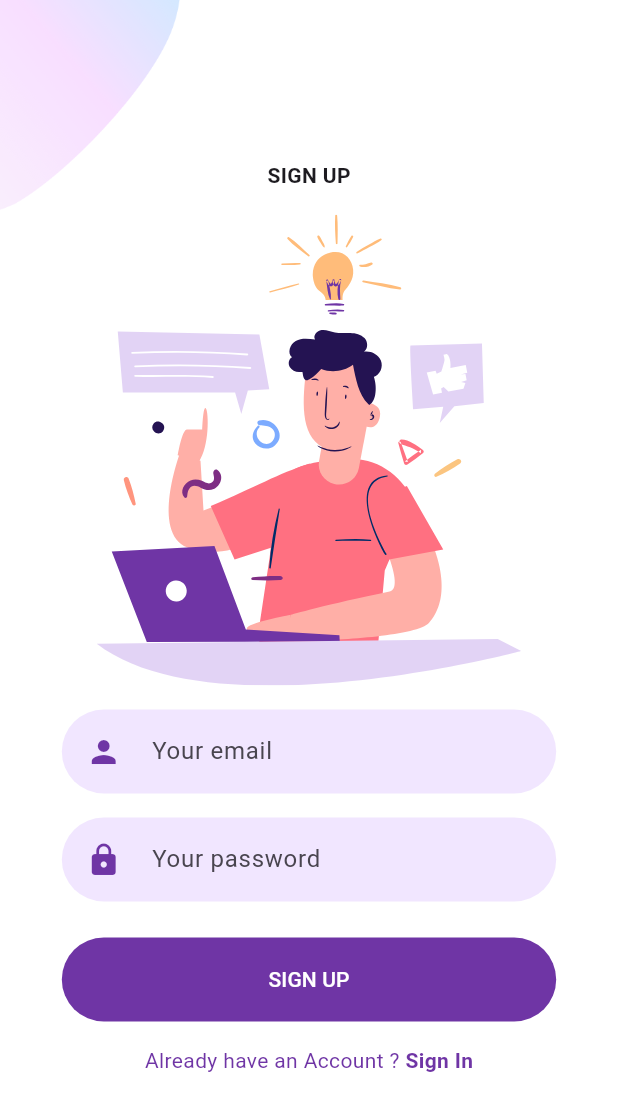
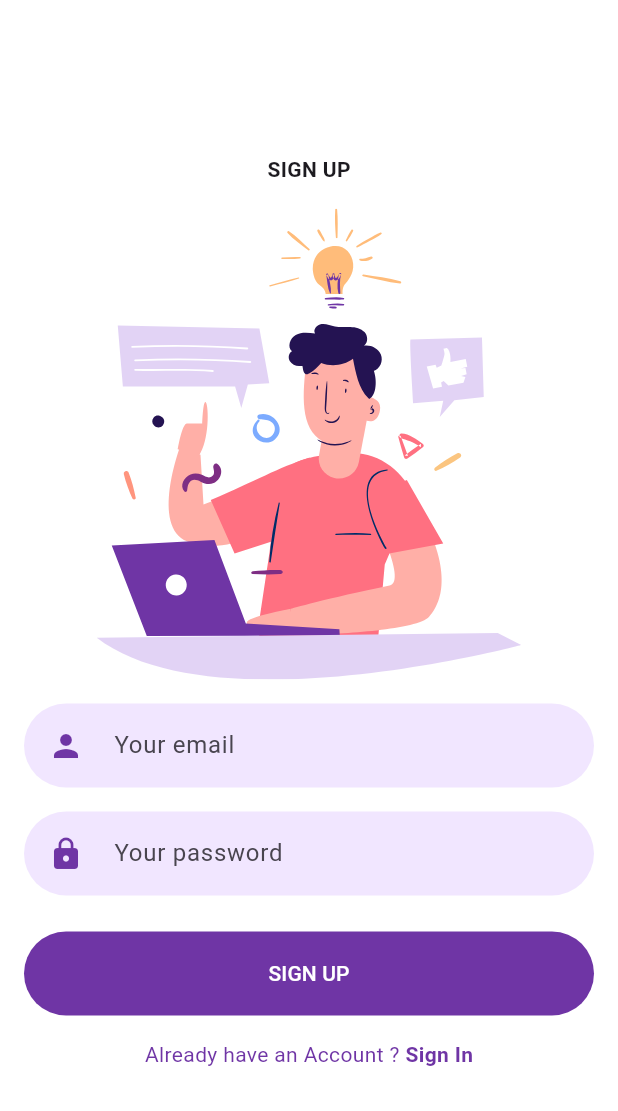
Before and after one commit to HalilMertDeveli/personal-Finance-Tracker, a Flutter app: the Background screen opened directly, after a tap on "Sign Up", on a phone screen of 412 x 824 dp. Shown: the top 1111 px of the screen. Run offline on Flutter 3.47's test engine with Material 3 defaults, Android fonts, the phone set to English and light mode, and no system bars; our stand-ins replace firebase_core, flutter_svg; accounts and stored records are empty.

Commit message:
i changed the scrolling problem at the sing up and login page and it is working now

```diff
--- a/lib/Screens/Login/login_screen.dart
+++ b/lib/Screens/Login/login_screen.dart
@@ -1,4 +1,5 @@
 import 'package:flutter/material.dart';
+import 'package:personal_finance_tracker/constants.dart';
 import 'package:personal_finance_tracker/responsive.dart';
 
 import '../../components/background.dart';
@@ -10,54 +11,85 @@ class LoginScreen extends StatelessWidget {
 
   @override
   Widget build(BuildContext context) {
-    return const Background(
-      child: SingleChildScrollView(
+    return Background(
       child: Responsive(
         mobile: MobileLoginScreen(),
-          desktop: Row(
-            children: [
-              Expanded(
-                child: LoginScreenTopImage(),
-              ),
-              Expanded(
-                child: Row(
-                  mainAxisAlignment: MainAxisAlignment.center,
-                  children: [
-                    SizedBox(
-                      width: 450,
-                      child: LoginForm(),
-                    ),
-                  ],
-                ),
-              ),
-            ],
-          ),
-        ),
+        desktop: DesktopLoginScreen(),
       ),
     );
   }
 }
 
 class MobileLoginScreen extends StatelessWidget {
-  const MobileLoginScreen({
-    Key? key,
-  }) : super(key: key);
+  const MobileLoginScreen({Key? key}) : super(key: key);
 
   @override
   Widget build(BuildContext context) {
-    return const Column(
+    return Scaffold(
+      resizeToAvoidBottomInset:
+          true, // Ensure the screen resizes when keyboard is open
+      body: LayoutBuilder(
+        builder: (context, constraints) {
+          return SingleChildScrollView(
+            child: ConstrainedBox(
+              constraints: BoxConstraints(minHeight: constraints.maxHeight),
+              child: Padding(
+                padding: EdgeInsets.only(
+                  left: defaultPadding,
+                  right: defaultPadding,
+                  bottom: MediaQuery.of(context)
+                      .viewInsets
+                      .bottom, // Adjust for keyboard
+                ),
+                child: IntrinsicHeight(
+                  child: Column(
                     mainAxisAlignment: MainAxisAlignment.center,
                     children: <Widget>[
                       LoginScreenTopImage(),
-        Row(
-          children: [
-            Spacer(),
-            Expanded(
-              flex: 8,
+                      Padding(
+                        padding: const EdgeInsets.symmetric(horizontal: 20.0),
                         child: LoginForm(),
                       ),
-            Spacer(),
+                      SizedBox(height: defaultPadding / 2),
+                      // Additional widgets can be added here
                     ],
+                  ),
+                ),
+              ),
+            ),
+          );
+        },
+      ),
+    );
+  }
+}
+
+class DesktopLoginScreen extends StatelessWidget {
+  const DesktopLoginScreen({Key? key}) : super(key: key);
+
+  @override
+  Widget build(BuildContext context) {
+    return Row(
+      children: [
+        const Expanded(
+          child: LoginScreenTopImage(),
+        ),
+        Expanded(
+          child: SingleChildScrollView(
+            child: Center(
+              child: SizedBox(
+                width: 450,
+                child: Column(
+                  mainAxisAlignment: MainAxisAlignment.center,
+                  children: const [
+                    LoginForm(),
+                    SizedBox(height: defaultPadding / 2),
+                    // Additional widgets can be added here
+                  ],
+                ),
+              ),
+            ),
+          ),
         ),
       ],
     );
--- a/lib/Screens/Signup/components/signup_form.dart
+++ b/lib/Screens/Signup/components/signup_form.dart
@@ -12,6 +12,7 @@ class SignUpForm extends StatelessWidget {
   @override
   Widget build(BuildContext context) {
     return Form(
+      child: SingleChildScrollView(
         child: Column(
           children: [
             TextFormField(
@@ -63,6 +64,7 @@ class SignUpForm extends StatelessWidget {
             ),
           ],
         ),
+      ),
     );
   }
 }
--- a/lib/Screens/Signup/signup_screen.dart
+++ b/lib/Screens/Signup/signup_screen.dart
@@ -10,19 +10,70 @@ class SignUpScreen extends StatelessWidget {
 
   @override
   Widget build(BuildContext context) {
-    return const Background(
-      child: SingleChildScrollView(
+    return Background(
       child: Responsive(
         mobile: MobileSignupScreen(),
-          desktop: Row(
+        desktop: DesktopSignupScreen(),
+      ),
+    );
+  }
+}
+
+class MobileSignupScreen extends StatelessWidget {
+  const MobileSignupScreen({Key? key}) : super(key: key);
+
+  @override
+  Widget build(BuildContext context) {
+    return Scaffold(
+      resizeToAvoidBottomInset: true,
+      body: LayoutBuilder(
+        builder: (context, constraints) {
+          return SingleChildScrollView(
+            child: ConstrainedBox(
+              constraints: BoxConstraints(minHeight: constraints.maxHeight),
+              child: Padding(
+                padding: EdgeInsets.only(
+                  left: defaultPadding,
+                  right: defaultPadding,
+                  bottom: MediaQuery.of(context)
+                      .viewInsets
+                      .bottom, // Adjust for keyboard
+                ),
+                child: IntrinsicHeight(
+                  child: Column(
+                    mainAxisAlignment: MainAxisAlignment.center,
+                    children: <Widget>[
+                      SignUpScreenTopImage(),
+                      SignUpForm(),
+                      SizedBox(height: defaultPadding / 2),
+                      // SocalSignUp()
+                    ],
+                  ),
+                ),
+              ),
+            ),
+          );
+        },
+      ),
+    );
+  }
+}
+
+class DesktopSignupScreen extends StatelessWidget {
+  const DesktopSignupScreen({Key? key}) : super(key: key);
+
+  @override
+  Widget build(BuildContext context) {
+    return Row(
       children: [
-              Expanded(
+        const Expanded(
           child: SignUpScreenTopImage(),
         ),
         Expanded(
+          child: SingleChildScrollView(
             child: Column(
               mainAxisAlignment: MainAxisAlignment.center,
-                  children: [
+              children: const [
                 SizedBox(
                   width: 450,
                   child: SignUpForm(),
@@ -31,37 +82,8 @@ class SignUpScreen extends StatelessWidget {
                 // SocalSignUp()
               ],
             ),
+          ),
         )
-            ],
-          ),
-        ),
-      ),
-    );
-  }
-}
-
-class MobileSignupScreen extends StatelessWidget {
-  const MobileSignupScreen({
-    Key? key,
-  }) : super(key: key);
-
-  @override
-  Widget build(BuildContext context) {
-    return const Column(
-      mainAxisAlignment: MainAxisAlignment.center,
-      children: <Widget>[
-        SignUpScreenTopImage(),
-        Row(
-          children: [
-            Spacer(),
-            Expanded(
-              flex: 8,
-              child: SignUpForm(),
-            ),
-            Spacer(),
-          ],
-        ),
-        // const SocalSignUp()
       ],
     );
   }
```
Lines whose indentation alone changed are shown as unchanged.
